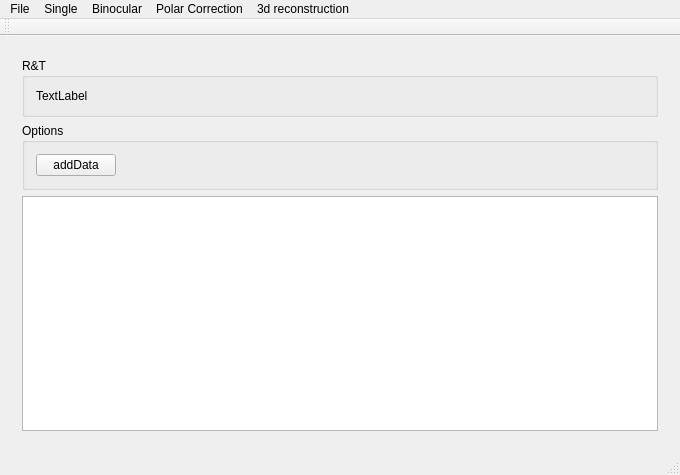
First picture: the form in mainwindow.ui, repository cooljiansir/3dreconstruction, before the edit.
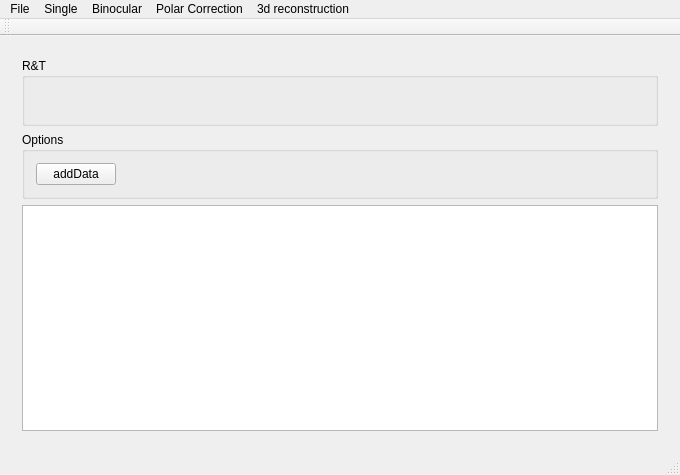
Second picture: the form after the edit. Icons and pictures are not drawn.

Diff of the .ui file:
```diff
--- a/mainwindow.ui
+++ b/mainwindow.ui
@@ -189,7 +189,7 @@
        </layout>
       </widget>
       <widget class="QWidget" name="pageBinocular">
-       <layout class="QVBoxLayout" name="verticalLayout_3">
+       <layout class="QVBoxLayout" name="verticalLayout_3" stretch="3,1,10">
         <item>
          <widget class="QGroupBox" name="groupBox_7">
           <property name="title">
@@ -199,7 +199,7 @@
            <item>
             <widget class="QLabel" name="label">
              <property name="text">
-              <string>TextLabel</string>
+              <string/>
              </property>
             </widget>
            </item>
@@ -236,7 +236,7 @@
          </widget>
         </item>
         <item>
-         <widget class="QTableWidget" name="tableWidget"/>
+         <widget class="QTableView" name="binTable"/>
         </item>
        </layout>
       </widget>
```
Left out of the diff: 2 changed lines with no effect on the pictures.
